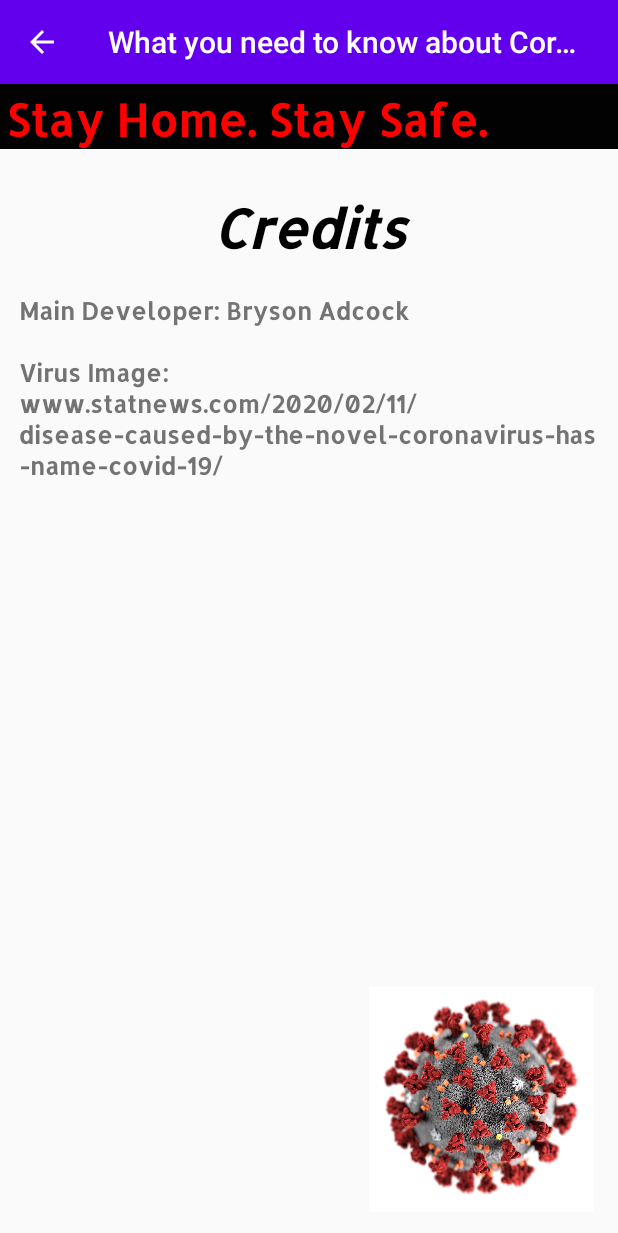
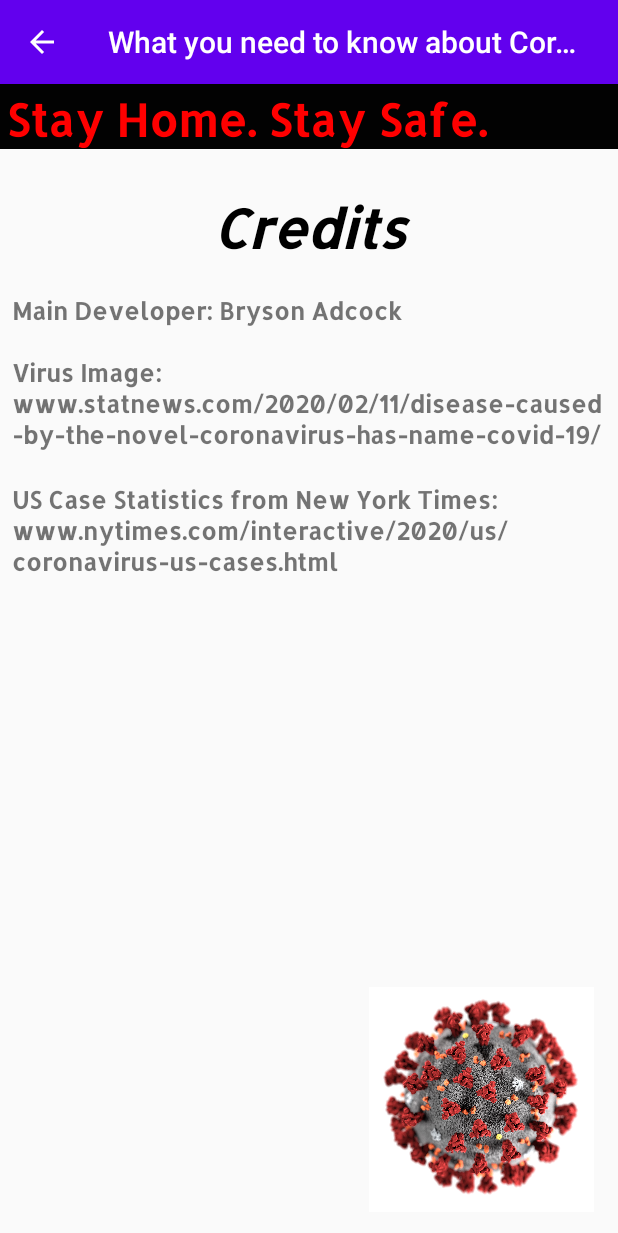
Before and after one commit to brysonadcock/CoronavirusApp, an Android app: the CreditsActivity screen opened directly, with no data from a screen before it, on a phone screen of 412 x 824 dp. Shown: the top 1233 px of the screen. Run offline under Robolectric (Android 15) with nearby library versions, the phone set to English and light mode, and no system bars.

Commit message:
Completed survey functions and updated credits section

```diff
--- a/app/src/main/res/layout/activity_credits.xml
+++ b/app/src/main/res/layout/activity_credits.xml
@@ -49,8 +49,8 @@
 
     <TextView
         android:id="@+id/creditsText"
-        android:layout_width="387dp"
-        android:layout_height="186dp"
+        android:layout_width="0dp"
+        android:layout_height="0dp"
         android:layout_marginStart="8dp"
         android:layout_marginLeft="8dp"
         android:layout_marginTop="16dp"
@@ -60,6 +60,7 @@
         android:text="@string/credits_text"
         android:textSize="16sp"
         android:textStyle="bold"
+        app:layout_constraintBottom_toBottomOf="parent"
         app:layout_constraintEnd_toEndOf="parent"
         app:layout_constraintStart_toStartOf="parent"
         app:layout_constraintTop_toBottomOf="@+id/pageHeader" />
--- a/app/src/main/res/values/strings.xml
+++ b/app/src/main/res/values/strings.xml
@@ -9,7 +9,7 @@
     <string name="credits">Credits</string>
     <string name="virus_image">Virus Image</string>
     <string name="stay_home_stay_safe">Stay Home. Stay Safe.</string>
-    <string name="credits_text">Main Developer: Bryson Adcock\n\nVirus Image:\nwww.statnews.com/2020/02/11/disease-caused-by-the-novel-coronavirus-has-name-covid-19/</string>
+    <string name="credits_text">Main Developer: Bryson Adcock\n\nVirus Image:\nwww.statnews.com/2020/02/11/disease-caused-by-the-novel-coronavirus-has-name-covid-19/\n\nUS Case Statistics from New York Times:\nwww.nytimes.com/interactive/2020/us/coronavirus-us-cases.html</string>
     <string name="usa_case_btn">USA Case Statistics (NY Times)</string>
     <string name="guidelines">Guidelines</string>
     <string name="title_label">What you need to know about Coronavirus</string>
```
Also changed, not shown: app/src/main/java/edu/augustana/coronavirusapp/DiagnoseActivity.java (+4 -4 lines).
